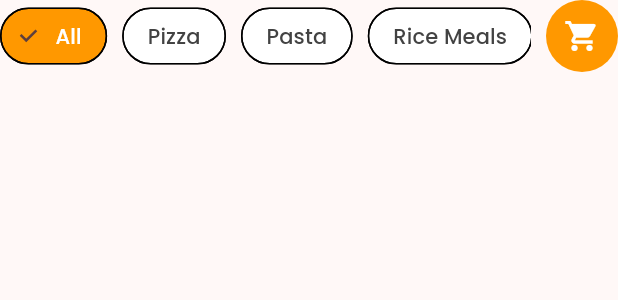
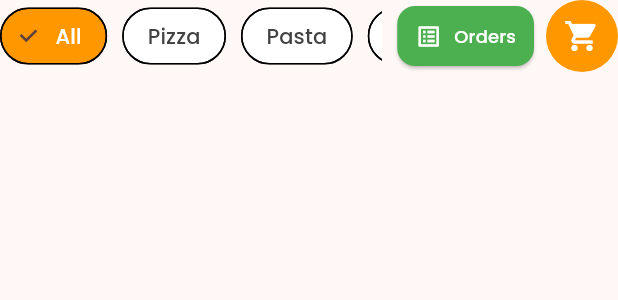
Before and after one commit to emilJimena/SoftEng2, a Flutter app: the _CategoryChips widget shown alone on an empty page, opened directly with empty values, on a phone screen of 412 x 824 dp. Shown: the top 300 px of the screen. Run offline on Flutter 3.47's test engine with Material 3 defaults, Android fonts, the phone set to English and light mode, and no system bars; our stand-ins replace file_picker, google_fonts, open_filex, pdf, printing, shared_preferences and 2 more; missing offline and left inert: dart:js_interop; accounts and stored records are empty; network calls fail.

Commit message:
orderhistory

```diff
--- a/lib/ui/dashboard_page_ui.dart
+++ b/lib/ui/dashboard_page_ui.dart
@@ -14,6 +14,7 @@ import '../addon_page.dart';
 import '../add_menu_addon_page.dart';
 import '../create_voucher.dart';
 import '../assign_vouchers.dart';
+import '../orders_popup.dart';
 
 // ===================== PIZZA DASHBOARD PAGE =====================
 class PizzaDashboardPage extends StatefulWidget {
@@ -514,7 +515,7 @@ class _Header extends StatelessWidget {
                 style: GoogleFonts.poppins(
                   fontSize: 22,
                   fontWeight: FontWeight.bold,
-                  color: const Color.fromARGB(255, 226, 66, 2), // text color stands out on image
+                  color: const Color.fromARGB(255, 255, 255, 255), // text color stands out on image
                 ),
               ),
             ),
@@ -607,27 +608,21 @@ class _CategoryChipsState extends State<_CategoryChips> {
                     categories[index],
                     style: GoogleFonts.poppins(
                       color: selectedIndex == index
-                          ? Colors
-                                .white // selected stays white
-                          : Colors.grey[800], // dark gray for unselected
+                          ? Colors.white
+                          : Colors.grey[800],
                       fontWeight: FontWeight.w500,
                     ),
                   ),
                   selected: selectedIndex == index,
                   selectedColor: Colors.orange,
-                  backgroundColor: const Color.fromARGB(
-                    255,
-                    255,
-                    255,
-                    255,
-                  ), // optional: lighter background
+                  backgroundColor: Colors.white,
                   onSelected: (_) {
                     setState(() => selectedIndex = index);
                     widget.onFilter(categories[index]);
                   },
                   shape: RoundedRectangleBorder(
                     borderRadius: BorderRadius.circular(25),
-                    side: const BorderSide(color: Color.fromARGB(255, 0, 0, 0)),
+                    side: const BorderSide(color: Colors.black),
                   ),
                 );
               },
@@ -635,6 +630,30 @@ class _CategoryChipsState extends State<_CategoryChips> {
           ),
         ),
         const SizedBox(width: 10),
+        // Orders Popup Button
+        Container(
+          margin: const EdgeInsets.only(right: 8),
+          child: ElevatedButton.icon(
+            onPressed: () {
+              // Show the Orders Popup
+              OrdersPopup.show(context);
+            },
+            icon: const Icon(Icons.list_alt, size: 18),
+            label: Text(
+              "Orders",
+              style: GoogleFonts.poppins(fontSize: 12, fontWeight: FontWeight.w500),
+            ),
+            style: ElevatedButton.styleFrom(
+              backgroundColor: Colors.green,
+              foregroundColor: Colors.white,
+              shape: RoundedRectangleBorder(
+                borderRadius: BorderRadius.circular(12),
+              ),
+              padding: const EdgeInsets.symmetric(horizontal: 12, vertical: 8),
+            ),
+          ),
+        ),
+        // Cart Button
         Container(
           decoration: const BoxDecoration(
             color: Colors.orange,
@@ -649,6 +668,7 @@ class _CategoryChipsState extends State<_CategoryChips> {
     );
   }
 }
+
 
 // ================== MENU GRID ==================
 class MenuGrid extends StatelessWidget {
```
Also changed, not shown: lib/cart_popup.dart (+71 -45 lines), lib/orders_popup.dart (added, +197 -0 lines), lib/sales_page.dart (line endings or trailing spaces), 1 other file.
